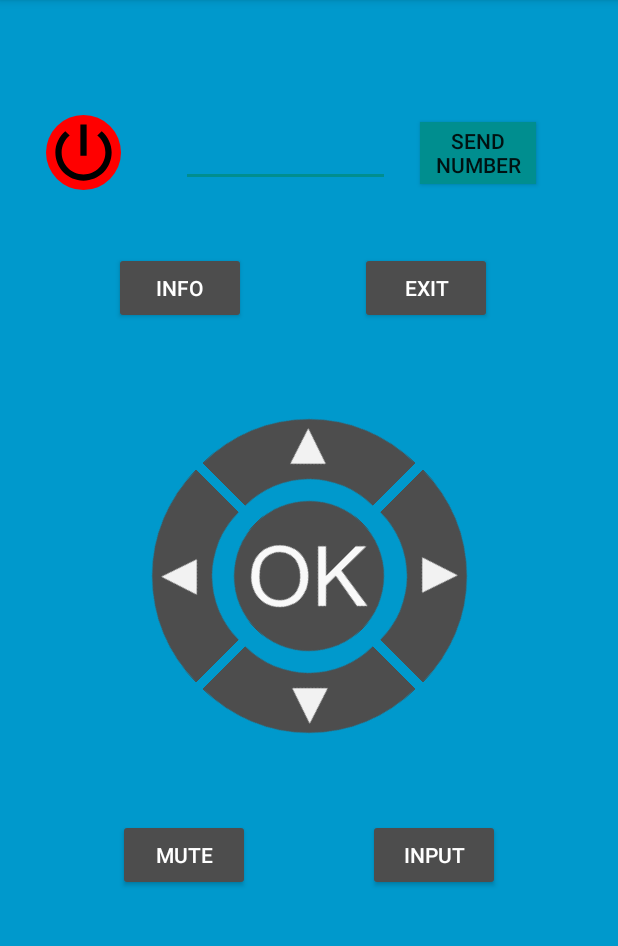
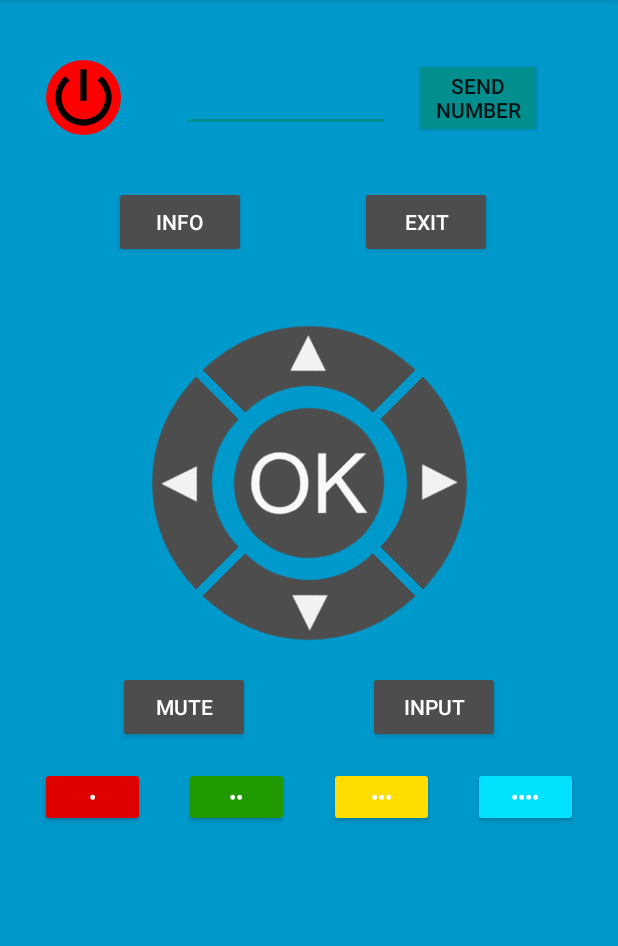
Before and after one commit to Mr-Pine/SmarterTV, an Android app: the screen it shows after launch once a user with an empty profile is signed in (Main2Activity), on a phone screen of 412 x 824 dp, the part 84-1030 px from its top. Run offline under Robolectric (Android 15) with nearby library versions, the phone set to English and light mode, and no system bars; our stand-ins replace Firebase (no records; nobody signed in at launch, a user with empty details on screens opened directly); libraries missing offline, so code that uses them is left out: org.eclipse.paho; 5 statements that could not run were skipped.

Commit message:
refractoring and readdition of colour buttons

```diff
--- a/App/SmarterTV/app/src/main/java/com/mrpine/smartertv/TVFragment.kt
+++ b/App/SmarterTV/app/src/main/java/com/mrpine/smartertv/TVFragment.kt
@@ -18,8 +18,24 @@ class TVFragment: Fragment() {
 
     private val buttonIDs = arrayOf("ok", "power", "up", "right", "down", "left", "info", "exit", "mute", "input")
     private val buttonCodes = arrayOf("0x35", "0xc", "0x16", "0x12", "0x17", "0x13", "0x33", "0x1b", "", "")
+    private val buttonMap = mapOf(
+        "ok" to "0x35",
+        "power" to "0xc",
+        "up" to "0x16",
+        "right" to "0x12",
+        "down" to "0x17",
+        "left" to "0x13",
+        "info" to "0x33",
+        "exit" to "0x1b",
+        "mute" to "0xd",
+        "input" to "0x38",
+        "red" to "0x37",
+        "green" to "0x36",
+        "yellow" to "0x32",
+        "blue" to "0x34"
+    )
 
-    private var rcButtons = arrayOfNulls<RCButton>(buttonIDs.size)
+    private var rcButtons = mutableMapOf<String, RCButton>()//arrayOfNulls<RCButton>(buttonIDs.size)
 
     private var _binding: TvFragmentBinding? = null
     // This property is only valid between onCreateView and
@@ -41,13 +57,11 @@ class TVFragment: Fragment() {
 
         val mqtt = Mqtt(serverURI, "TV", context as Context)
 
-        for (index in buttonIDs.indices) {
-            val id = buttonIDs[index]
-            val buttonObject: Button = view.findViewById(resources.getIdentifier(id, "id", "com.mrpine.smartertv"))
+        for (buttonElement in buttonMap) {
+            val buttonObject: Button = view.findViewById(resources.getIdentifier(buttonElement.key, "id", "com.mrpine.smartertv"))
             println(buttonObject)
-            val code = buttonCodes[index]
-            val rcButton = RCButton(buttonObject, id, code, context as Context, serverURI, "TV")
-            rcButtons[index] = rcButton
+            val rcButton = RCButton(buttonObject, buttonElement.key, buttonElement.value, context as Context, serverURI, "TV")
+            rcButtons[buttonElement.key] = rcButton
         }
 
         numberInput.setOnEditorActionListener { _, _, _ ->
--- a/App/SmarterTV/app/src/main/res/layout/tv_fragment.xml
+++ b/App/SmarterTV/app/src/main/res/layout/tv_fragment.xml
@@ -7,149 +7,138 @@
     android:background="@android:color/holo_blue_dark">
 
     <Button
+        android:id="@+id/power"
         android:layout_width="50dp"
         android:layout_height="50dp"
-        app:layout_constraintTop_toTopOf="parent"
-        android:layout_marginTop="100dp"
-        android:id="@+id/power"
+        android:layout_marginStart="30dp"
+        android:layout_marginTop="40dp"
+        android:layout_marginEnd="331dp"
         android:background="@drawable/ic_twotone_power_settings_new_24px"
-        app:layout_constraintBottom_toBottomOf="parent"
-        android:layout_marginBottom="665dp"
+        app:layout_constraintEnd_toEndOf="parent"
         app:layout_constraintStart_toStartOf="parent"
-        android:layout_marginLeft="30dp"
-        android:layout_marginStart="30dp"
-        app:layout_constraintEnd_toEndOf="parent"
-        android:layout_marginEnd="331dp"
-        android:layout_marginRight="331dp"
-        />
+        app:layout_constraintTop_toTopOf="parent" />
 
     <Button
-        android:rotation="45"
+        android:id="@+id/down"
         android:layout_width="100dp"
         android:layout_height="100dp"
-        android:id="@+id/down"
+        android:layout_marginTop="@dimen/ControlButtonsSpace"
         android:background="@drawable/ic_contols"
-        android:layout_marginTop="@dimen/ControlButtonsSpace"
-        app:layout_constraintTop_toTopOf="@+id/ok"
+        android:rotation="45"
         app:layout_constraintEnd_toEndOf="@+id/ok"
-        app:layout_constraintStart_toStartOf="@+id/ok"/>
+        app:layout_constraintStart_toStartOf="@+id/ok"
+        app:layout_constraintTop_toTopOf="@+id/ok" />
 
     <Button
-        android:rotation="135"
+        android:id="@+id/left"
         android:layout_width="100dp"
         android:layout_height="100dp"
-        android:id="@+id/left"
-        android:background="@drawable/ic_contols"
-        app:layout_constraintEnd_toEndOf="@+id/ok"
         android:layout_marginEnd="75dp"
         android:layout_marginRight="@dimen/ControlButtonsSpace"
+        android:background="@drawable/ic_contols"
+        android:rotation="135"
         app:layout_constraintBottom_toBottomOf="@+id/ok"
-        app:layout_constraintTop_toTopOf="@+id/ok"/>
+        app:layout_constraintEnd_toEndOf="@+id/ok"
+        app:layout_constraintTop_toTopOf="@+id/ok" />
 
     <Button
-        android:rotation="225"
+        android:id="@+id/up"
         android:layout_width="100dp"
         android:layout_height="100dp"
-        android:id="@+id/up"
+        android:layout_marginBottom="75dp"
         android:background="@drawable/ic_contols"
+        android:rotation="225"
+        app:layout_constraintBottom_toBottomOf="@+id/ok"
         app:layout_constraintEnd_toEndOf="@+id/ok"
-        app:layout_constraintStart_toStartOf="@+id/ok"
-        android:layout_marginBottom="@dimen/ControlButtonsSpace"
-        app:layout_constraintBottom_toBottomOf="@+id/ok"
-        />
+        app:layout_constraintHorizontal_bias="0.0"
+        app:layout_constraintStart_toStartOf="@+id/ok" />
 
     <Button
-        android:rotation="-45"
+        android:id="@+id/right"
         android:layout_width="100dp"
         android:layout_height="100dp"
-        android:id="@+id/right"
+        android:layout_marginStart="76dp"
         android:background="@drawable/ic_contols"
-        app:layout_constraintTop_toTopOf="@+id/ok"
+        android:rotation="-45"
         app:layout_constraintBottom_toBottomOf="@+id/ok"
         app:layout_constraintStart_toStartOf="@+id/ok"
-        android:layout_marginStart="76dp"
-        app:layout_constraintVertical_bias="0.0"/>
+        app:layout_constraintTop_toTopOf="@+id/ok"
+        app:layout_constraintVertical_bias="0.0" />
 
     <Button
-        android:rotation="-45"
+        android:id="@+id/ok"
         android:layout_width="100dp"
         android:layout_height="100dp"
-        android:id="@+id/ok"
+        android:layout_marginStart="8dp"
+        android:layout_marginTop="100dp"
+        android:layout_marginEnd="8dp"
         android:background="@drawable/ic_okexport"
-        android:layout_marginTop="8dp"
-        app:layout_constraintTop_toTopOf="parent"
-        android:layout_marginBottom="8dp"
-        app:layout_constraintBottom_toBottomOf="parent"
-        android:layout_marginEnd="8dp"
+        android:rotation="-45"
         app:layout_constraintEnd_toEndOf="parent"
-        android:layout_marginRight="8dp"
-        android:layout_marginStart="8dp"
         app:layout_constraintStart_toStartOf="parent"
-        android:layout_marginLeft="8dp"/>
+        app:layout_constraintTop_toBottomOf="@+id/info" />
 
     <EditText
+        android:id="@+id/numberInput"
         android:layout_width="139dp"
         android:layout_height="45dp"
+        android:layout_marginStart="40dp"
+        android:backgroundTint="@color/colorPrimaryDark"
+        android:ems="10"
         android:inputType="number"
-        android:ems="10"
-        android:id="@+id/numberInput"
-        app:layout_constraintTop_toTopOf="@+id/power"
+        android:textColor="@android:color/white"
         app:layout_constraintBottom_toBottomOf="@+id/power"
         app:layout_constraintStart_toEndOf="@+id/power"
-        android:layout_marginStart="40dp"
-        android:textColor="@android:color/white"
-        android:backgroundTint="@color/colorPrimaryDark"/>
+        app:layout_constraintTop_toTopOf="@+id/power" />
 
     <Button
-        android:text="Send Number"
+        android:id="@+id/numberSend"
         android:layout_width="77dp"
         android:layout_height="41dp"
-        android:id="@+id/numberSend"
+        android:layout_marginStart="20dp"
         android:background="@color/colorPrimaryDark"
+        android:text="Send Number"
         app:layout_constraintBottom_toBottomOf="@+id/numberInput"
-        app:layout_constraintTop_toTopOf="@+id/numberInput"
         app:layout_constraintStart_toEndOf="@+id/numberInput"
-        android:layout_marginStart="20dp"/>
+        app:layout_constraintTop_toTopOf="@+id/numberInput" />
 
     <Button
         android:id="@+id/info"
         android:layout_width="wrap_content"
         android:layout_height="wrap_content"
-        android:layout_marginTop="8dp"
-        android:layout_marginBottom="8dp"
+        android:layout_marginTop="36dp"
         android:backgroundTint="@color/Grey"
         android:text="info"
         android:textColor="#FFFFFF"
-        app:layout_constraintBottom_toTopOf="@+id/up"
         app:layout_constraintEnd_toStartOf="@+id/exit"
         app:layout_constraintStart_toStartOf="parent"
         app:layout_constraintTop_toBottomOf="@+id/numberInput" />
 
     <Button
-        android:text="Exit"
+        android:id="@+id/exit"
         android:layout_width="wrap_content"
         android:layout_height="wrap_content"
-        android:id="@+id/exit"
-        app:layout_constraintTop_toTopOf="@+id/info"
+        android:layout_marginEnd="8dp"
+        android:backgroundTint="@color/Grey"
+        android:text="Exit"
+        android:textColor="#FFFFFF"
         app:layout_constraintBottom_toBottomOf="@+id/info"
         app:layout_constraintEnd_toEndOf="parent"
-        android:layout_marginEnd="8dp"
         app:layout_constraintStart_toEndOf="@+id/info"
-        app:layout_constraintVertical_bias="0.0"
-        android:backgroundTint="@color/Grey"
-        android:textColor="#FFFFFF"/>
+        app:layout_constraintTop_toTopOf="@+id/info"
+        app:layout_constraintVertical_bias="0.0" />
 
     <Button
         android:id="@+id/mute"
         android:layout_width="wrap_content"
         android:layout_height="wrap_content"
-        android:layout_marginBottom="174dp"
+        android:layout_marginTop="100dp"
         android:backgroundTint="@color/Grey"
         android:text="Mute"
         android:textColor="#FFFFFF"
-        app:layout_constraintBottom_toBottomOf="parent"
         app:layout_constraintEnd_toStartOf="@+id/input"
-        app:layout_constraintStart_toStartOf="parent" />
+        app:layout_constraintStart_toStartOf="parent"
+        app:layout_constraintTop_toTopOf="@+id/down" />
 
     <Button
         android:id="@+id/input"
@@ -163,4 +152,53 @@
         app:layout_constraintStart_toEndOf="@+id/mute"
         app:layout_constraintTop_toTopOf="@+id/mute" />
 
+    <Button
+        android:id="@+id/blue"
+        android:layout_width="70dp"
+        android:layout_height="40dp"
+        android:backgroundTint="#00E2FF"
+        android:text="••••"
+        android:textColor="@android:color/white"
+        app:layout_constraintBottom_toBottomOf="@+id/yellow"
+        app:layout_constraintEnd_toEndOf="parent"
+        app:layout_constraintStart_toEndOf="@+id/yellow"
+        app:layout_constraintTop_toTopOf="@+id/yellow" />
+
+    <Button
+        android:id="@+id/yellow"
+        android:layout_width="70dp"
+        android:layout_height="40dp"
+        android:backgroundTint="#FFDD00"
+        android:text="•••"
+        android:textColor="@android:color/white"
+        app:layout_constraintBottom_toBottomOf="@+id/green"
+        app:layout_constraintEnd_toStartOf="@+id/blue"
+        app:layout_constraintStart_toEndOf="@+id/green"
+        app:layout_constraintTop_toTopOf="@+id/green" />
+
+    <Button
+        android:id="@+id/green"
+        android:layout_width="70dp"
+        android:layout_height="40dp"
+        android:backgroundTint="#219A00"
+        android:text="••"
+        android:textColor="@android:color/white"
+        android:textSize="14sp"
+        app:layout_constraintBottom_toBottomOf="@+id/red"
+        app:layout_constraintEnd_toStartOf="@+id/yellow"
+        app:layout_constraintStart_toEndOf="@+id/red"
+        app:layout_constraintTop_toTopOf="@+id/red" />
+
+    <Button
+        android:id="@+id/red"
+        android:layout_width="70dp"
+        android:layout_height="40dp"
+        android:layout_marginTop="16dp"
+        android:backgroundTint="#DF0000"
+        android:text="•"
+        android:textColor="@android:color/white"
+        app:layout_constraintEnd_toStartOf="@+id/green"
+        app:layout_constraintStart_toStartOf="parent"
+        app:layout_constraintTop_toBottomOf="@+id/mute" />
+
 </androidx.constraintlayout.widget.ConstraintLayout>
```
